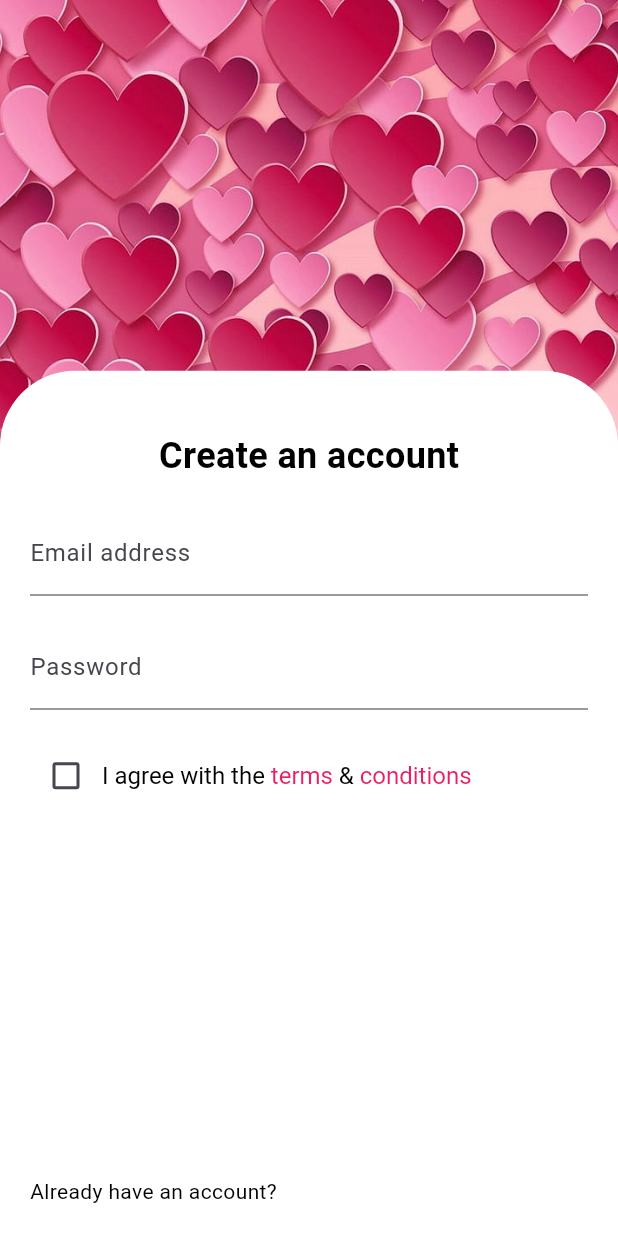
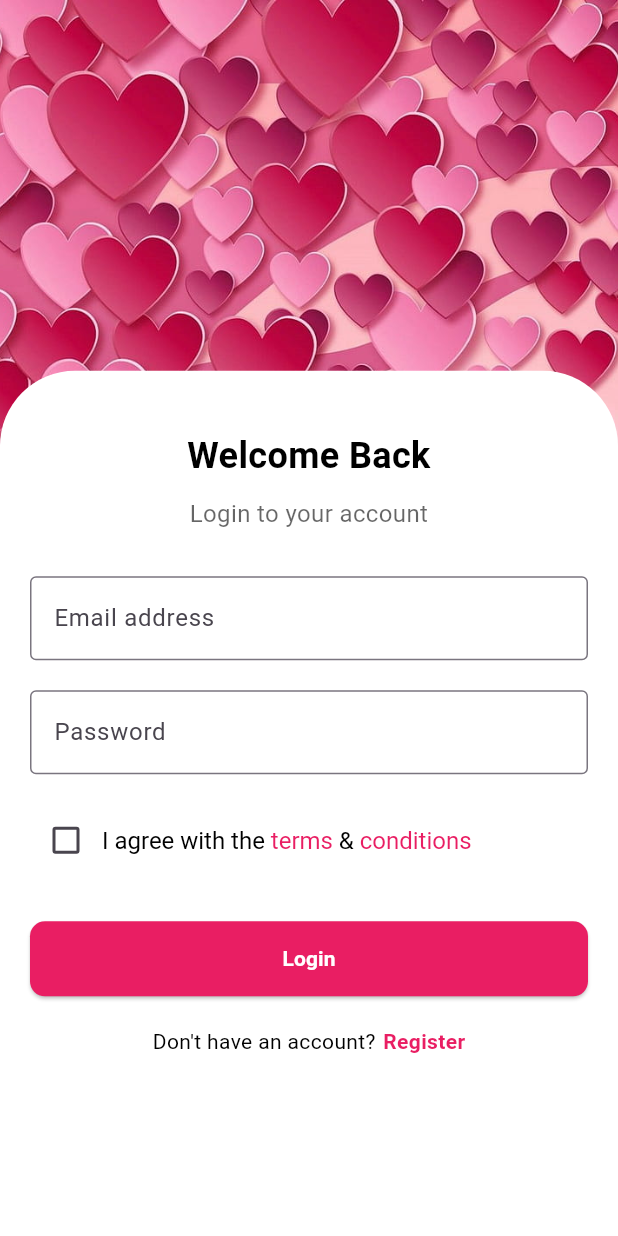
Before and after one commit to Hafiz-Muhammad-Rizwan/Marriage-Bureau, a Flutter app: the screen it shows after launch, after a tap on "Get Started", on a phone screen of 412 x 824 dp. Run offline on Flutter 3.47's test engine with Material 3 defaults, Android fonts, the phone set to English and light mode, and no system bars; our stand-ins replace firebase_core; accounts and stored records are empty.

Commit message:
Updated signUpScreen UI before pulling latest changes

```diff
--- a/lib/Screens/introScreen.dart
+++ b/lib/Screens/introScreen.dart
@@ -55,7 +55,7 @@ class Introscreen extends StatelessWidget {
                         backgroundColor: pinkColor
                       ),
                         onPressed: (){
-                        Navigator.push(context, MaterialPageRoute(builder: (context)=>Signupscreen()));
+                        Navigator.push(context, MaterialPageRoute(builder: (context)=>Loginscreen()));
                         },
                         child: Text("Get Started",style: TextStyle(color: whiteColor,fontWeight: FontWeight.bold,fontSize: subHeadingSize),))
                   ],
--- a/lib/Screens/signUpScreen.dart
+++ b/lib/Screens/signUpScreen.dart
@@ -1,16 +1,16 @@
 import 'package:flutter/material.dart';
-
+import 'package:marriage_bereau_app/RegistrationScreen/personalDetails.dart';
 import '../Essentials/colors.dart';
 import '../Essentials/fontSizes.dart';
 
-class Signupscreen extends StatefulWidget {
-  const Signupscreen({super.key});
+class Loginscreen extends StatefulWidget {
+  const Loginscreen({super.key});
 
   @override
-  State<Signupscreen> createState() => _SignupscreenState();
+  State<Loginscreen> createState() => _LoginscreenState();
 }
 
-class _SignupscreenState extends State<Signupscreen> {
+class _LoginscreenState extends State<Loginscreen> {
   final _emailController = TextEditingController();
   final _passController = TextEditingController();
   final _formKey = GlobalKey<FormState>();
@@ -44,29 +44,41 @@ class _SignupscreenState extends State<Signupscreen> {
                   topRight: Radius.circular(50),
                 ),
               ),
-              child: Padding(
+              child: SingleChildScrollView(
                 padding: const EdgeInsets.all(20.0),
                 child: Column(
+                  crossAxisAlignment: CrossAxisAlignment.stretch,
                   children: [
                     const SizedBox(height: 20),
-                     Text(
-                      "Create an account",
+                    Text(
+                      "Welcome Back",
                       style: TextStyle(
                         color: blackColor,
                         fontSize: headingSize,
                         fontWeight: FontWeight.bold,
                       ),
+                      textAlign: TextAlign.center,
                     ),
+                    const SizedBox(height: 10),
+                    Text(
+                      "Login to your account",
+                      style: TextStyle(
+                        color: blackColor.withOpacity(0.6),
+                        fontSize: subHeadingSize,
+                      ),
+                      textAlign: TextAlign.center,
+                    ),
+                    const SizedBox(height: 30),
                     Form(
                       key: _formKey,
                       child: Column(
                         children: [
-                          const SizedBox(height: 20),
                           TextFormField(
                             controller: _emailController,
                             keyboardType: TextInputType.emailAddress,
                             decoration: const InputDecoration(
                               labelText: "Email address",
+                              border: OutlineInputBorder(),
                             ),
                           ),
                           const SizedBox(height: 20),
@@ -76,6 +88,7 @@ class _SignupscreenState extends State<Signupscreen> {
                             keyboardType: TextInputType.visiblePassword,
                             decoration: const InputDecoration(
                               labelText: "Password",
+                              border: OutlineInputBorder(),
                             ),
                           ),
                           const SizedBox(height: 20),
@@ -101,17 +114,17 @@ class _SignupscreenState extends State<Signupscreen> {
                                           style: TextStyle(
                                               color: blackColor,
                                               fontSize: subHeadingSize)),
-                                       TextSpan(
+                                      TextSpan(
                                           text: "terms ",
                                           style: TextStyle(
                                               color: pinkColor,
                                               fontSize: subHeadingSize)),
-                                       TextSpan(
+                                      TextSpan(
                                           text: "& ",
                                           style: TextStyle(
                                               color: blackColor,
                                               fontSize: subHeadingSize)),
-                                       TextSpan(
+                                      TextSpan(
                                           text: "conditions",
                                           style: TextStyle(
                                               color: pinkColor,
@@ -121,14 +134,63 @@ class _SignupscreenState extends State<Signupscreen> {
                                 ),
                               ),
                             ],
-                          )
+                          ),
+                          const SizedBox(height: 30),
+                          SizedBox(
+                            width: double.infinity,
+                            height: 50,
+                            child: ElevatedButton(
+                              style: ElevatedButton.styleFrom(
+                                backgroundColor: pinkColor,
+                                shape: RoundedRectangleBorder(
+                                  borderRadius: BorderRadius.circular(10),
+                                ),
+                              ),
+                              onPressed: () {
+                                if (_formKey.currentState!.validate()) {
+                                  if (!_termsAccepted) {
+                                    ScaffoldMessenger.of(context).showSnackBar(
+                                      const SnackBar(
+                                          content: Text("Please accept terms")),
+                                    );
+                                    return;
+                                  }
+                                  // Handle login logic here
+                                }
+                              },
+                              child: Text(
+                                "Login",
+                                style: TextStyle(
+                                    color: whiteColor,
+                                    fontWeight: FontWeight.bold),
+                              ),
+                            ),
+                          ),
                         ],
                       ),
                     ),
-                    Spacer(),
-                    Align(
-                      alignment: Alignment.bottomLeft,
-                        child: Text("Already have an account?",style: TextStyle(color: blackColor),))
+                    const SizedBox(height: 20),
+                    Row(
+                      mainAxisAlignment: MainAxisAlignment.center,
+                      children: [
+                        Text("Don't have an account?",
+                            style: TextStyle(color: blackColor)),
+                        const SizedBox(width: 5),
+                        GestureDetector(
+                          onTap: () {
+                            Navigator.pushReplacement(context, MaterialPageRoute(builder: (context)=>PersonalDetailsScreen()));
+                          },
+                          child: Text(
+                            "Register",
+                            style: TextStyle(
+                              color: pinkColor,
+                              fontWeight: FontWeight.bold,
+                            ),
+                          ),
+                        ),
+                      ],
+                    ),
+                    const SizedBox(height: 10),
                   ],
                 ),
               ),
```
Also changed, not shown: lib/RegistrationScreen/personalDetails.dart (added, +129 -0 lines), lib/RegistrationScreen/qualificationDetails.dart (added, +111 -0 lines), lib/RegistrationScreen/registrationFlow.dart (added, +48 -0 lines), lib/RegistrationScreen/religionDetails.dart (added, +92 -0 lines).
